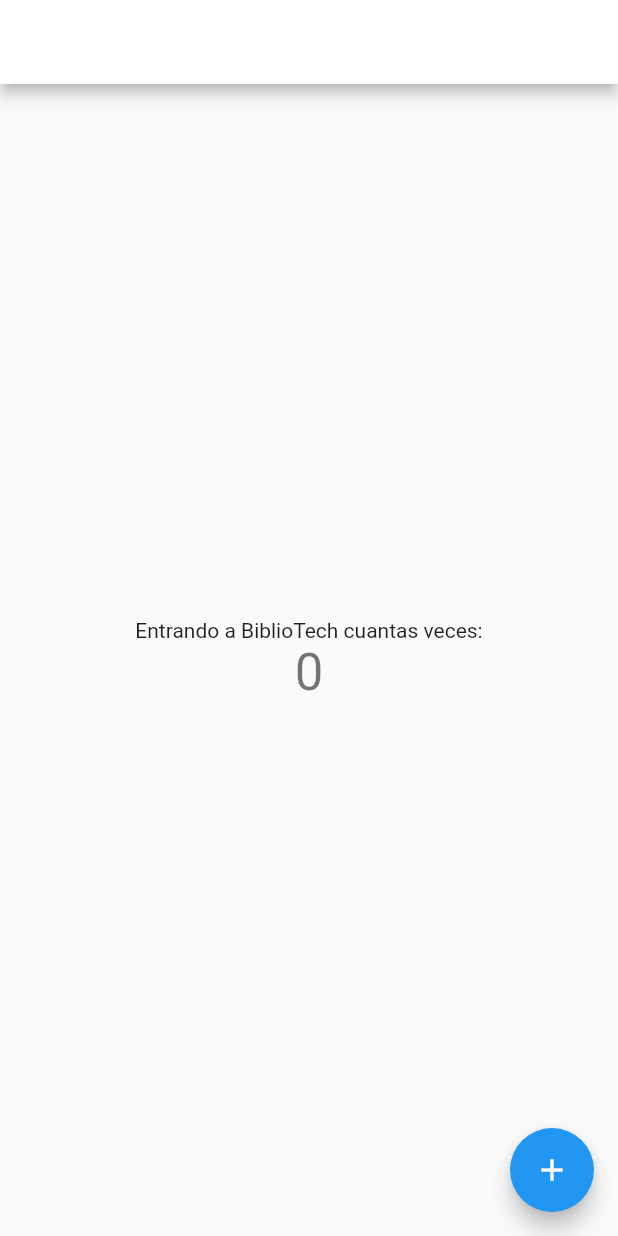
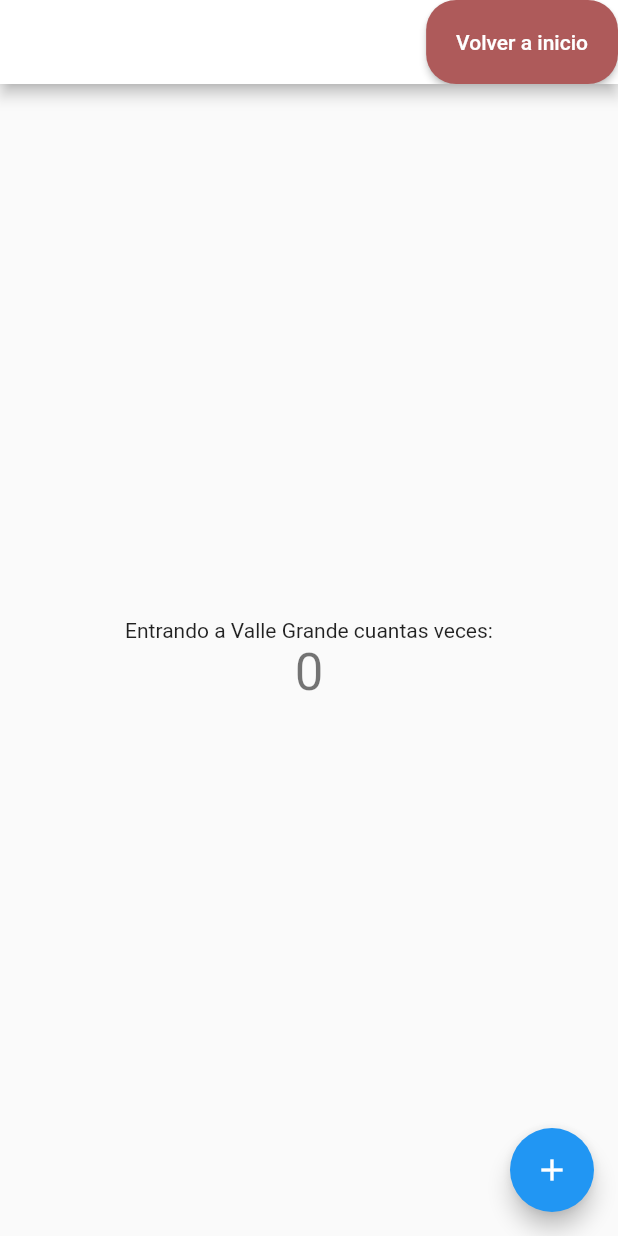
Before and after one commit to omarlopezgarcia/18_LG_AppMovil, a Flutter app: the MyHomePage screen opened directly, on a phone screen of 412 x 824 dp. Run offline on Flutter 3.47's test engine with Material 2 defaults, Android fonts, the phone set to English and light mode, and no system bars.

Commit message:
Acción de Botón

```diff
--- a/flutter_application_1/lib/presentation/screen/clickButton.dart
+++ b/flutter_application_1/lib/presentation/screen/clickButton.dart
@@ -1,52 +1,30 @@
 import 'package:flutter/material.dart';
+import 'package:flutter_application_1/presentation/screen/basic_intro.dart';
 
 void main() {
-  runApp(const MyApp());
+  runApp(const buttonClick());
 }
 
-class MyApp extends StatelessWidget {
-  const MyApp({super.key});
+class buttonClick extends StatelessWidget {
+  const buttonClick({super.key});
 
-  // This widget is the root of your application.
   @override
   Widget build(BuildContext context) {
     return MaterialApp(
       title: 'Flutter Demo',
+      debugShowCheckedModeBanner: false,
       theme: ThemeData(
-        // This is the theme of y our application.
-        //
-        // TRY THIS: Try running your application with "flutter run". You'll see
-        // the application has a blue toolbar. Then, without quitting the app,
-        // try changing the seedColor in the colorScheme below to Colors.green
-        // and then invoke "hot reload" (save your changes or press the "hot
-        // reload" button in a Flutter-supported IDE, or press "r" if you used
-        // the command line to start the app).
-        //
-        // Notice that the counter didn't reset back to zero; the application
-        // state is not lost during the reload. To reset the state, use hot
-        // restart instead.
-        //
-        // This works for code too, not just values: Most code changes can be
-        // tested with just a hot reload.
-        colorScheme: ColorScheme.fromSeed(seedColor: Colors.deepPurple),
+        colorScheme: ColorScheme.fromSeed(
+            seedColor: const Color.fromARGB(255, 199, 206, 229)),
         useMaterial3: true,
       ),
-      home: const MyHomePage(title: 'BiblioTech'),
+      home: const MyHomePage(title: 'Valle Grande'),
     );
   }
 }
 
 class MyHomePage extends StatefulWidget {
   const MyHomePage({super.key, required this.title});
-
-  // This widget is the home page of your application. It is stateful, meaning
-  // that it has a State object (defined below) that contains fields that affect
-  // how it looks.
-
-  // This class is the configuration for the state. It holds the values (in this
-  // case the title) provided by the parent (in this case the App widget) and
-  // used by the build method of the State. Fields in a Widget subclass are
-  // always marked "final".
 
   final String title;
 
@@ -59,54 +37,39 @@ class _MyHomePageState extends State<MyHomePage> {
 
   void _incrementCounter() {
     setState(() {
-      // This call to setState tells the Flutter framework that something has
-      // changed in this State, which causes it to rerun the build method below
-      // so that the display can reflect the updated values. If we changed
-      // _counter without calling setState(), then the build method would not be
-      // called again, and so nothing would appear to happen.
       _counter++;
     });
   }
 
   @override
   Widget build(BuildContext context) {
-    // This method is rerun every time setState is called, for instance as done
-    // by the _incrementCounter method above.
-    //
-    // The Flutter framework has been optimized to make rerunning build methods
-    // fast, so that you can just rebuild anything that needs updating rather
-    // than having to individually change instances of widgets.
     return Scaffold(
       appBar: AppBar(
-        // TRY THIS: Try changing the color here to a specific color (to
-        // Colors.amber, perhaps?) and trigger a hot reload to see the AppBar
-        // change color while the other colors stay the same.
         backgroundColor: Theme.of(context).colorScheme.inversePrimary,
-        // Here we take the value from the MyHomePage object that was created by
-        // the App.build method, and use it to set our appbar title.
         title: Text(widget.title),
+        actions: [
+          MaterialButton(
+              onPressed: () {
+                Navigator.push(
+                  context,
+                  MaterialPageRoute(builder: (context) => const BasicIntro()),
+                );
+              },
+              color: Color.fromARGB(255, 174, 90, 90),
+              textColor: Colors.white,
+              padding: const EdgeInsets.all(20),
+              shape: const RoundedRectangleBorder(
+                  borderRadius: BorderRadius.all(Radius.circular(20))),
+              child: const Text('Volver a inicio'),
+            )
+        ],
       ),
       body: Center(
-        // Center is a layout widget. It takes a single child and positions it
-        // in the middle of the parent.
         child: Column(
-          // Column is also a layout widget. It takes a list of children and
-          // arranges them vertically. By default, it sizes itself to fit its
-          // children horizontally, and tries to be as tall as its parent.
-          //
-          // Column has various properties to control how it sizes itself and
-          // how it positions its children. Here we use mainAxisAlignment to
-          // center the children vertically; the main axis here is the vertical
-          // axis because Columns are vertical (the cross axis would be
-          // horizontal).
-          //
-          // TRY THIS: Invoke "debug painting" (choose the "Toggle Debug Paint"
-          // action in the IDE, or press "p" in the console), to see the
-          // wireframe for each widget.
           mainAxisAlignment: MainAxisAlignment.center,
           children: <Widget>[
             const Text(
-              'Entrando a BiblioTech cuantas veces:',
+              'Entrando a Valle Grande cuantas veces:',
             ),
             Text(
               '$_counter',
@@ -119,7 +82,7 @@ class _MyHomePageState extends State<MyHomePage> {
         onPressed: _incrementCounter,
         tooltip: 'Increment',
         child: const Icon(Icons.add),
-      ), // This trailing comma makes auto-formatting nicer for build methods.
+      ),
     );
   }
 }
```
Also changed, not shown: flutter_application_1/lib/presentation/screen/basic_intro.dart (+16 -22 lines).
